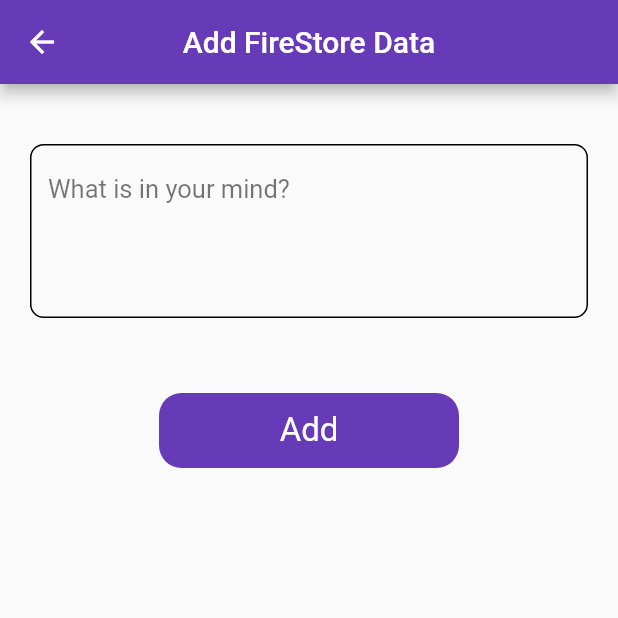
After one commit to keyursavani/firebase-tutorial, a Flutter app: the FireStoreScreen screen opened directly, after a tap on the "add" icon, on a phone screen of 412 x 824 dp, the top half of it. The commit adds this screen. Run offline on Flutter 3.47's test engine with Material 2 defaults, Android fonts, the phone set to English and light mode, and no system bars; our stand-ins replace cloud_firestore, firebase_auth, firebase_core, firebase_database, firebase_storage, fluttertoast and 1 more; accounts and stored records are empty.

Commit message:
final commite

```diff
--- /dev/null
+++ b/lib/ui/firestore/add_firestore_data.dart
@@ -0,0 +1,112 @@
+import 'package:cloud_firestore/cloud_firestore.dart';
+import 'package:firebase_database/firebase_database.dart';
+import 'package:firebase_tutorial/Utils/utils.dart';
+import 'package:flutter/cupertino.dart';
+import 'package:flutter/material.dart';
+
+class AddFireStoreDataScreen extends StatefulWidget{
+  const AddFireStoreDataScreen({super.key});
+
+  @override
+  State<StatefulWidget> createState() {
+    // TODO: implement createState
+    return AddFireStoreDataScreenState();
+  }
+}
+class AddFireStoreDataScreenState extends State<AddFireStoreDataScreen>{
+  bool loading = false;
+  final postController = TextEditingController();
+
+  final fireStore = FirebaseFirestore.instance.collection('users');
+
+  final enabledBorder = const OutlineInputBorder(
+    borderRadius: BorderRadius.all(
+      Radius.circular(9),
+    ),
+    borderSide: BorderSide(color: Colors.black),
+  );
+  @override
+  Widget build(BuildContext context) {
+    // TODO: implement build
+    return Scaffold(
+      appBar: AppBar(
+        title: const Text("Add FireStore Data"),
+        centerTitle: true,
+        automaticallyImplyLeading: true,
+      ),
+      body: Padding(
+        padding: const EdgeInsets.only(top: 40,left:20,right: 20,bottom: 20),
+        child: Column(
+          children: [
+            Container(
+              padding: const EdgeInsets.only(left: 0,right: 0) ,
+              child: TextFormField(
+                controller: postController,
+                cursorColor: Colors.black12,
+                keyboardType: TextInputType.text,
+                style: const TextStyle(fontSize: 16, color: Color(0xFF19232d)),
+                // validator: (value){
+                //   if(value!.isEmpty){
+                //     return "Enter Password";
+                //   }
+                //   return null;
+                // },
+                obscureText: false,
+                maxLines: 4,
+                decoration: InputDecoration(
+                  hintText: "What is in your mind?",
+                  hintStyle: const TextStyle(fontSize:17, color: Colors.black54),
+                  // prefixIcon:const Icon(Icons.lock_outline ,color: Colors.black45,),
+                  enabledBorder: enabledBorder,
+                  border: enabledBorder,
+                  focusedBorder: enabledBorder,
+                  floatingLabelBehavior: FloatingLabelBehavior.never,
+                ),
+              ),
+            ),
+            const SizedBox(height: 50,),
+            InkWell(
+              onTap: (){
+                setState(() {
+                  loading = true;
+                });
+                String id = DateTime.now().microsecondsSinceEpoch.toString();
+                fireStore.doc(id).set({
+                  'title':postController.text.toString(),
+                  'id':id,
+                }).then((value) {
+                  setState(() {
+                    loading = false;
+                  });
+                  Navigator.pop(context);
+                  Utils().toastMessage("Post Added");
+                }).onError((error, stackTrace) {
+                  setState(() {
+                    loading = false;
+                  });
+                  Utils().toastMessage(error.toString());
+                });
+              },
+              child: Container(
+                height: 50,
+                width: 200,
+                decoration: const BoxDecoration(
+                  borderRadius: BorderRadius.all(Radius.circular(15)),
+                  color: Colors.deepPurple,
+                ),
+                child:  Align(
+                  alignment: Alignment.center,
+                  child: loading ? const CircularProgressIndicator(strokeWidth: 3,color: Colors.white,)
+                      :  const Text("Add",style: TextStyle(
+                      color: Colors.white,
+                      fontSize: 22
+                  ),),
+                ),
+              ),
+            ),
+          ],
+        ),
+      ),
+    );
+  }
+}
--- /dev/null
+++ b/lib/ui/firestore/firestore_list_screen.dart
@@ -0,0 +1,137 @@
+import 'package:cloud_firestore/cloud_firestore.dart';
+import 'package:flutter/material.dart';
+import 'package:firebase_auth/firebase_auth.dart';
+import 'package:firebase_core/firebase_core.dart';
+import 'package:firebase_database/firebase_database.dart';
+import 'package:firebase_database/ui/firebase_animated_list.dart';
+import 'package:firebase_tutorial/Utils/utils.dart';
+import 'package:firebase_tutorial/ui/auth/login_screen.dart';
+import 'package:firebase_tutorial/ui/post/add_post.dart';
+import 'package:flutter/cupertino.dart';
+import 'package:flutter/material.dart';
+
+import 'add_firestore_data.dart';
+
+
+class FireStoreScreen extends StatefulWidget{
+  const FireStoreScreen({super.key});
+
+  @override
+  State<StatefulWidget> createState() {
+    // TODO: implement createState
+    return FireStoreScreenState();
+  }
+}
+
+class FireStoreScreenState extends State<FireStoreScreen>{
+final auth = FirebaseAuth.instance;
+  final fireStore = FirebaseFirestore.instance.collection('users').snapshots();
+  CollectionReference ref = FirebaseFirestore.instance.collection('users');
+  final editController = TextEditingController();
+  @override
+  Widget build(BuildContext context) {
+    // TODO: implement build
+    return Scaffold(
+      appBar: AppBar(
+        automaticallyImplyLeading: false,
+        centerTitle: true,
+        title: const Text("FireStore Screen"),
+        actions: [
+          IconButton(
+            onPressed: (){
+              auth.signOut().then((value) {
+                Navigator.push(
+                  context,
+                  MaterialPageRoute(builder: (context){
+                    return const LoginScreen();
+                  }),
+                );
+              }).onError((error, stackTrace) {
+                Utils().toastMessage(error.toString());
+              });
+            },
+            icon: const Icon(Icons.logout),
+          ),
+          const SizedBox(width: 10,),
+        ],
+      ),
+      body: Column(
+        children:  [
+          const SizedBox(height: 10,),
+          StreamBuilder<QuerySnapshot>(
+            stream: fireStore,
+              builder: (BuildContext context, AsyncSnapshot<QuerySnapshot> snapshot){
+                if(snapshot.connectionState == ConnectionState.waiting) {
+                  return const CircularProgressIndicator();
+                }
+                if(snapshot.hasError) {
+                  return const Text("Some Error");
+                }
+                return Expanded(
+                    child:ListView.builder(
+                        itemCount: snapshot.data!.docs.length,
+                        itemBuilder: (context , index){
+                          return  ListTile(
+                            onTap: (){
+                              ref.doc(snapshot.data!.docs[index]['id'].toString()).update({
+                              'title':'Savani KeyurBhai',
+                              }).then((value) {
+                                Utils().toastMessage("Updated");
+                              }).onError((error, stackTrace) {
+                                Utils().toastMessage(error.toString());
+                              });
+                              // ref.doc(snapshot.data!.docs[index]['id'].toString()).delete();
+                            },
+                            title: Text(snapshot.data!.docs[index]['title'].toString()),
+                            subtitle: Text(snapshot.data!.docs[index]['id'].toString()),
+                          );
+                        })
+                );
+          }),
+
+        ],
+      ),
+      floatingActionButton: FloatingActionButton(
+        onPressed: (){
+          Navigator.push(
+              context,
+              MaterialPageRoute(builder: (context){
+                return const AddFireStoreDataScreen();
+              })
+          );
+        },
+        child: const Icon(Icons.add),
+      ),
+    );
+  }
+  Future<void> showMyDialog(String title , String id) async{
+    editController.text = title;
+    return showDialog(
+        context: context,
+        builder: (BuildContext context){
+          return AlertDialog(
+            title: const Text("Update"),
+            content: Container(
+              child: TextField(
+                controller: editController,
+                decoration: const InputDecoration(
+                    hintText: 'Edit'
+                ),
+              ),
+            ),
+            actions: [
+              TextButton(
+                  onPressed: (){
+                    Navigator.pop(context);
+                  },
+                  child: const Text("Cancel")),
+              TextButton(
+                  onPressed: (){
+                  },
+                  child: const Text("Update")),
+            ],
+          );
+        }
+    );
+  }
+}
--- a/pubspec.yaml
+++ b/pubspec.yaml
@@ -39,9 +39,10 @@ dependencies:
   firebase_core: ^2.7.1
   firebase_storage: ^11.0.15
   firebase_auth: ^4.2.10
-  cloud_firestore: ^4.4.4
   fluttertoast: ^8.2.1
   firebase_database: ^10.1.0
+  cloud_firestore: ^4.7.1
+  image_picker: ^0.8.7+5
 
 dev_dependencies:
   flutter_test:
```
Also changed, not shown: lib/firebase_services/splash_services.dart (+6 -1 lines), lib/ui/auth/forgot_password_screen.dart (added, +94 -0 lines), lib/ui/auth/login_screen.dart (+18 -1 lines), lib/ui/post/post_screen.dart (+28 -1 lines), lib/ui/post/uplode_image.dart (added, +120 -0 lines), pubspec.lock, 4 other files.
